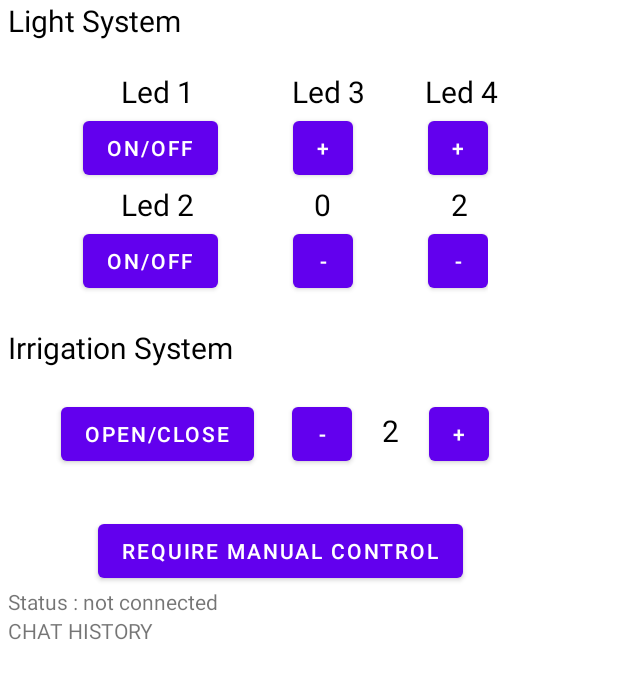
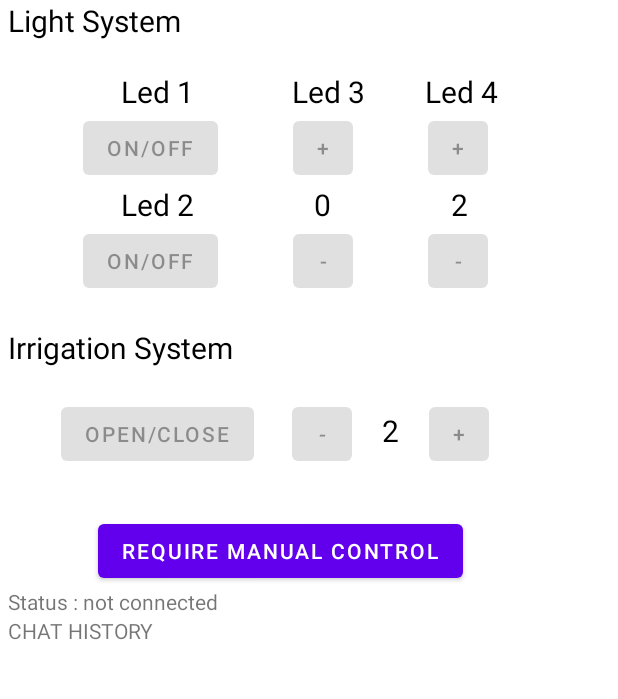
Before and after one commit to FilippoVenturini8/SmartGarden, an Android app: the screen it shows after launch (MainActivity), on a phone screen of 412 x 824 dp, the part 69-768 px from its top. Run offline under Robolectric (Android 15) with nearby library versions, the light colour scheme and no system bars.

Commit message:
Started switching modality

```diff
--- a/garden-app/app/src/main/res/layout/activity_main.xml
+++ b/garden-app/app/src/main/res/layout/activity_main.xml
@@ -63,19 +63,22 @@
                 android:layout_height="wrap_content"
                 android:text="ON/OFF"
                 android:id="@+id/btn_led1"
-                android:layout_marginStart="50dp"/>
+                android:layout_marginStart="50dp"
+                android:enabled="false"/>
             <Button
                 android:layout_width="40dp"
                 android:layout_height="wrap_content"
                 android:text="+"
                 android:id="@+id/btn_led3Plus"
-                android:layout_marginStart="50dp"/>
+                android:layout_marginStart="50dp"
+                android:enabled="false"/>
             <Button
                 android:layout_width="40dp"
                 android:layout_height="wrap_content"
                 android:text="+"
                 android:id="@+id/btn_led4Plus"
-                android:layout_marginStart="50dp"/>
+                android:layout_marginStart="50dp"
+                android:enabled="false"/>
         </LinearLayout>
 
         <LinearLayout
@@ -116,19 +119,22 @@
                 android:layout_height="wrap_content"
                 android:text="ON/OFF"
                 android:id="@+id/btn_led2"
-                android:layout_marginStart="50dp"/>
+                android:layout_marginStart="50dp"
+                android:enabled="false"/>
             <Button
                 android:layout_width="40dp"
                 android:layout_height="wrap_content"
                 android:text="-"
                 android:id="@+id/btn_led3Minus"
-                android:layout_marginStart="50dp"/>
+                android:layout_marginStart="50dp"
+                android:enabled="false"/>
             <Button
                 android:layout_width="40dp"
                 android:layout_height="wrap_content"
                 android:text="-"
                 android:id="@+id/btn_led4Minus"
-                android:layout_marginStart="50dp"/>
+                android:layout_marginStart="50dp"
+                android:enabled="false"/>
         </LinearLayout>
 
         <TextView
@@ -149,13 +155,15 @@
                 android:layout_width="wrap_content"
                 android:layout_height="wrap_content"
                 android:text="Open/Close"
-                android:layout_marginStart="35dp"/>
+                android:layout_marginStart="35dp"
+                android:enabled="false"/>
             <Button
                 android:layout_width="40dp"
                 android:layout_height="wrap_content"
                 android:text="-"
                 android:id="@+id/btn_irrigationMinus"
-                android:layout_marginStart="25dp"/>
+                android:layout_marginStart="25dp"
+                android:enabled="false"/>
             <TextView
                 android:layout_width="wrap_content"
                 android:layout_height="wrap_content"
@@ -169,7 +177,8 @@
                 android:layout_height="wrap_content"
                 android:text="+"
                 android:id="@+id/btn_irrigationPlus"
-                android:layout_marginStart="20dp"/>
+                android:layout_marginStart="20dp"
+                android:enabled="false"/>
         </LinearLayout>
 
         <Button
```
Also changed, not shown: garden-app/app/src/main/java/com/example/garden_app/MainActivity.java (+42 -2 lines), 7 other files.
